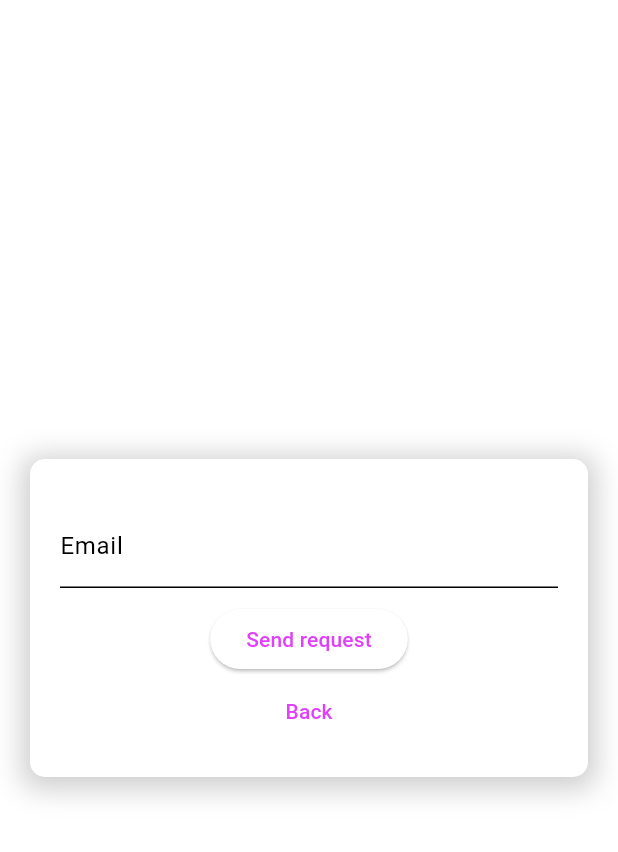
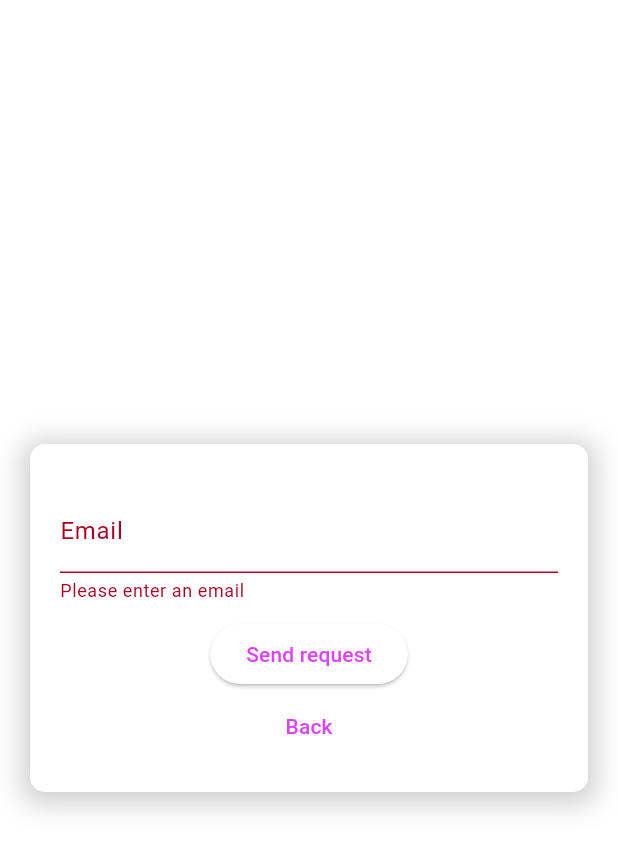
Before and after one commit to Geara0/drugpack_frontend, a Flutter app: the screen it shows after launch, after a tap on "Forgot password?", after a tap on "Send request", on a phone screen of 412 x 824 dp. Shown: the top 852 px of the screen. Run offline on Flutter 3.47's test engine with Material 3 defaults, Android fonts, the phone set to English and light mode, and no system bars; our stand-ins replace dio, easy_localization, flutter_bloc, flutter_secure_storage, go_router, retrofit; generated files the repository leaves out were written again; network calls fail.

Commit message:
Логика виджетов-полей email и password вынесена. Добавлена валидация.

```diff
--- a/lib/pages/auth_page.dart
+++ b/lib/pages/auth_page.dart
@@ -1,9 +1,11 @@
+import 'package:drugpack/widgets/password_text_form_field.dart';
 import 'package:flutter/material.dart';
 import 'package:flutter_bloc/flutter_bloc.dart';
 import 'package:easy_localization/easy_localization.dart';
 import 'package:go_router/go_router.dart';
 import '../blocs/auth_bloc/auth_bloc.dart';
 import '../blocs/auth_bloc/auth_event.dart';
+import '../widgets/email_text_form_field.dart';
 
 class AuthPage extends StatelessWidget {
   const AuthPage({super.key});
@@ -20,6 +22,7 @@ class AuthPage extends StatelessWidget {
 class AuthPageContent extends StatelessWidget {
   final TextEditingController emailController = TextEditingController();
   final TextEditingController passwordController = TextEditingController();
+  final GlobalKey<FormState> _formKey = GlobalKey<FormState>();
 
   AuthPageContent({super.key});
 
@@ -33,9 +36,11 @@ class AuthPageContent extends StatelessWidget {
         child: Column(
           mainAxisAlignment: MainAxisAlignment.center,
           children: <Widget>[
-            Container(
+            Form(
+              key: _formKey,
+              child: Container(
                 decoration: BoxDecoration(
-                color: Colors.white,
+                  // color: ,
                   borderRadius: BorderRadius.circular(10),
                   boxShadow: [
                     BoxShadow(
@@ -49,14 +54,11 @@ class AuthPageContent extends StatelessWidget {
                 padding: EdgeInsets.all(20),
                 child: Column(
                   children: <Widget>[
-                  TextFormField(
+                    EmailTextField(
                       controller: emailController,
-                    decoration: InputDecoration(labelText: 'auth.Email'.tr(),)
                     ),
-                  TextFormField(
+                    PasswordTextField(
                       controller: passwordController,
-                    decoration: InputDecoration(labelText: 'auth.Password'.tr(),),
-                    obscureText: true,
                     ),
                     SizedBox(height: 10),
                     Row(
@@ -68,7 +70,6 @@ class AuthPageContent extends StatelessWidget {
                           },
                           child: Text(
                             'auth.Forgot password?'.tr(),
-                          style: TextStyle(color: Colors.blue),
                           ),
                         ),
                       ],
@@ -76,9 +77,12 @@ class AuthPageContent extends StatelessWidget {
                     SizedBox(height: 10),
                     ElevatedButton(
                       onPressed: () {
+                        if (_formKey.currentState!.validate()) {
                           authBloc.add(LoginButtonPressed(
                               email: emailController.text,
-                          password: passwordController.text));
+                              password: passwordController.text),
+                          );
+                        }
                       },
                       child: Text('auth.LOGIN'.tr()),
                     ),
@@ -88,10 +92,10 @@ class AuthPageContent extends StatelessWidget {
                       },
                       child: Text(
                         'auth.Register'.tr(),
-                      style: TextStyle(color: Colors.blue),
                       ),
                     ),
                   ],
+                ),
               ),
             ),
           ],
--- a/lib/pages/recovery_page.dart
+++ b/lib/pages/recovery_page.dart
@@ -2,8 +2,13 @@ import 'package:easy_localization/easy_localization.dart';
 import 'package:flutter/material.dart';
 import 'package:go_router/go_router.dart';
 
+import '../widgets/email_text_form_field.dart';
+
 class RecoveryPage extends StatelessWidget {
-  const RecoveryPage({super.key});
+  final TextEditingController emailController = TextEditingController();
+  final GlobalKey<FormState> _formKey = GlobalKey<FormState>();
+
+  RecoveryPage({super.key});
 
   @override
   Widget build(BuildContext context) {
@@ -13,7 +18,9 @@ class RecoveryPage extends StatelessWidget {
         child: Column(
           mainAxisAlignment: MainAxisAlignment.center,
           children: <Widget>[
-            Container(
+            Form(
+              key: _formKey,
+              child: Container(
                 decoration: BoxDecoration(
                   color: Colors.white,
                   borderRadius: BorderRadius.circular(10),
@@ -30,13 +37,15 @@ class RecoveryPage extends StatelessWidget {
                 child: Column(
                   children: <Widget>[
                     SizedBox(height: 10),
-                  TextFormField(
-                    decoration: InputDecoration(labelText: 'auth.Email'.tr()),
+                    EmailTextField(
+                      controller: emailController,
                     ),
                     SizedBox(height: 10),
                     ElevatedButton(
                       onPressed: () {
+                        if (_formKey.currentState!.validate()) {
                           // Добавьте логику для отправки запроса на восстановление пароля
+                        }
                       },
                       child: Text('auth.Send request'.tr()),
                     ),
@@ -49,6 +58,7 @@ class RecoveryPage extends StatelessWidget {
                   ],
                 ),
               ),
+            ),
           ],
         ),
       ),
--- /dev/null
+++ b/lib/widgets/email_text_form_field.dart
@@ -0,0 +1,29 @@
+import 'package:easy_localization/easy_localization.dart';
+import 'package:flutter/material.dart';
+
+class EmailTextField extends StatelessWidget {
+  final TextEditingController controller;
+
+  EmailTextField({required this.controller});
+
+  @override
+  Widget build(BuildContext context) {
+    return TextFormField(
+        controller: controller,
+        decoration: InputDecoration(
+          labelText: 'auth.Email'.tr(),
+        ),
+        validator: (value) {
+          if (value == null || value.isEmpty) {
+            return 'Please enter an email';
+          } else {
+            final RegExp emailRegex = RegExp(
+                r"^[a-zA-Z0-9.a-zA-Z0-9.!#$%&'*+-/=?^_`{|}~]+@[a-zA-Z0-9]+\.[a-zA-Z]+");
+            if (!emailRegex.hasMatch(value)) {
+              return 'Invalid email';
+            }
+          }
+          return null;
+        });
+  }
+}
--- /dev/null
+++ b/lib/widgets/password_text_form_field.dart
@@ -0,0 +1,29 @@
+import 'package:easy_localization/easy_localization.dart';
+import 'package:flutter/material.dart';
+
+class PasswordTextField extends StatelessWidget {
+  final TextEditingController controller;
+
+  PasswordTextField({required this.controller});
+
+  @override
+  Widget build(BuildContext context) {
+    return TextFormField(
+      controller: controller,
+      decoration: InputDecoration(
+        labelText: 'auth.Password'.tr(),
+      ),
+      obscureText: true,
+      validator: (value) {
+        if (value == null || value.isEmpty) {
+          return 'Please enter a password';
+        } else if (value.length < 8) {
+          return 'Password must be at least 8 characters long';
+        } else if (!RegExp(r'^(?=.*[A-Z])(?=.*[\W_]).{8,}$').hasMatch(value)) {
+          return 'Password must contain at least one uppercase letter and one special character';
+        }
+        return null;
+      },
+    );
+  }
+}
```
Also changed, not shown: lib/pages/registration_page.dart (+15 -16 lines). Lines whose indentation alone changed are shown as unchanged.
